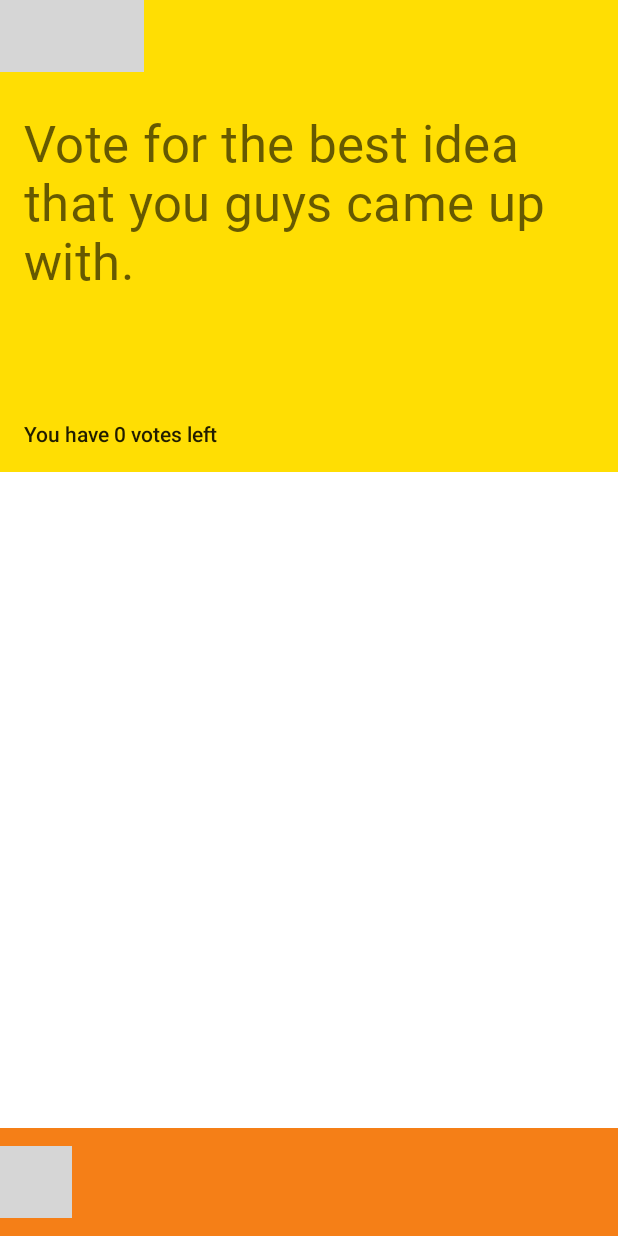
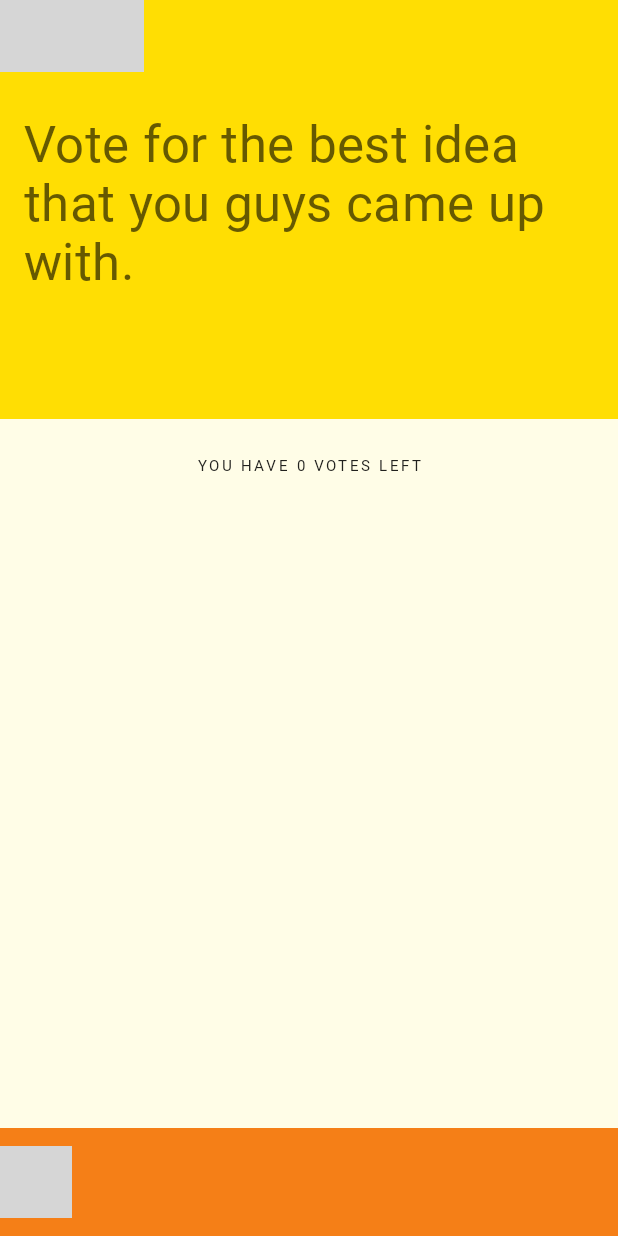
Before and after one commit to ilovenatto/dailybrainy, an Android app: the fragment VoteIdeaFrag placed in its activity, on a phone screen of 412 x 824 dp. Run offline under Robolectric (Android 15) with nearby library versions, the phone set to English and light mode, and no system bars; our stand-ins replace Dagger/Hilt's generated code, Firebase (no records; nobody signed in at launch, a user with empty details on screens opened directly), Timber, data binding; libraries missing offline, so code that uses them is left out: androidx.hilt.lifecycle; pictures from the network do not load; Roboto replaces fonts that are not available here; 5 statements that could not run were skipped; grey boxes are pictures that could not be loaded.

```diff
--- a/app/src/main/java/org/chenhome/dailybrainy/ui/Adapter.kt
+++ b/app/src/main/java/org/chenhome/dailybrainy/ui/Adapter.kt
@@ -98,7 +98,7 @@ internal class SketchAdapter(val sketchListener: SketchVHListener, val voteEnabl
         fun bind(sketch: Sketch) {
             binding.sketch = sketch
             binding.listener = sketchListener
-            binding.buttonVote.visibility = if (voteEnabled) View.VISIBLE else View.GONE
+            binding.votes.visibility = if (voteEnabled) View.VISIBLE else View.GONE
 
             // specially handle the image
             sketch.imgUri?.let {
--- a/app/src/main/res/layout/join_game_frag.xml
+++ b/app/src/main/res/layout/join_game_frag.xml
@@ -11,7 +11,7 @@
     </data>
 
     <androidx.coordinatorlayout.widget.CoordinatorLayout
-        android:background="@color/primaryColor50"
+        style="@style/Widget.Brainy.CardContainer"
         android:layout_width="match_parent"
         android:layout_height="match_parent">
 
--- a/app/src/main/res/layout/new_game_frag.xml
+++ b/app/src/main/res/layout/new_game_frag.xml
@@ -10,7 +10,7 @@
     </data>
 
     <androidx.coordinatorlayout.widget.CoordinatorLayout
-        android:background="@color/primaryColor50"
+        style="@style/Widget.Brainy.CardContainer"
         android:layout_width="match_parent"
         android:layout_height="match_parent">
 
--- a/app/src/main/res/layout/vote_idea_frag.xml
+++ b/app/src/main/res/layout/vote_idea_frag.xml
@@ -14,6 +14,7 @@
     </data>
 
     <androidx.coordinatorlayout.widget.CoordinatorLayout
+        style="@style/Widget.Brainy.CardContainer"
         android:layout_width="match_parent"
         android:layout_height="match_parent">
 
@@ -31,15 +32,15 @@
                 app:expandedTitleMarginBottom="@dimen/margin_large"
                 app:expandedTitleTextAppearance="@style/TextAppearance.Brainy.CollapsingToolbar.Transparent"
                 app:layout_scrollFlags="scroll|exitUntilCollapsed|snap"
-                app:title="@string/genidea"
-                app:statusBarScrim="?attr/colorPrimaryVariant">
+                app:statusBarScrim="?attr/colorPrimaryVariant"
+                app:title="@string/genidea">
 
 
                 <TextView
                     android:layout_width="wrap_content"
                     android:layout_height="wrap_content"
+                    android:layout_marginStart="@dimen/margin_medium"
                     android:layout_marginTop="@dimen/appbar_height_large"
-                    android:layout_marginStart="@dimen/margin_medium"
                     android:layout_marginEnd="@dimen/margin_medium"
                     android:text="@string/vote_idea"
                     android:textAppearance="@style/TextAppearance.Brainy.Headline4" />
@@ -70,46 +71,53 @@
                 <LinearLayout
                     android:layout_width="match_parent"
                     android:layout_height="wrap_content"
-                    android:padding="@dimen/margin_medium"
                     android:background="@color/primaryColor"
-                    android:orientation="vertical">
+                    android:orientation="vertical"
+                    android:padding="@dimen/margin_medium">
 
                     <TextView
                         android:layout_width="match_parent"
                         android:layout_height="wrap_content"
+                        android:text="@{vm.fullGame.challenge.hmw}"
                         android:textAppearance="@style/TextAppearance.Brainy.Headline6"
-                        tools:text="How might we lorem ipsum foo ba ipsum lroem lorem bheadline."
-                        android:text="@{vm.fullGame.challenge.hmw}" />
+                        tools:text="How might we lorem ipsum foo ba ipsum lroem lorem bheadline." />
+                </LinearLayout>
 
                 <TextView
-                        android:id="@+id/textVotes"
-                        android:layout_width="wrap_content"
+                    android:layout_width="match_parent"
                     android:layout_height="wrap_content"
-                        android:layout_marginTop="@dimen/margin_medium"
+                    android:layout_marginTop="@dimen/margin_large"
+                    android:gravity="center"
                     android:text='@{"You have " +Integer.toString(vm.vote.votesLeft) + " votes left"}'
-                        android:textAppearance="@style/TextAppearance.AppCompat.Body2"
+                    android:textAppearance="@style/TextAppearance.Brainy.Overline"
                     tools:text="You have 5 votes left" />
-                </LinearLayout>
 
 
+                <FrameLayout
+                    android:layout_width="match_parent"
+                    android:layout_height="match_parent"
+                    android:padding="@dimen/margin_small">
+
                     <androidx.recyclerview.widget.RecyclerView
-                    app:layout_behavior="@string/appbar_scrolling_view_behavior"
                         android:id="@+id/listIdeas"
                         android:layout_width="match_parent"
                         android:layout_height="match_parent"
+                        android:padding="@dimen/margin_small"
+                        android:layout_marginBottom="@dimen/sheet_height_collapsed"
                         app:layoutManager="androidx.recyclerview.widget.GridLayoutManager"
+                        app:layout_behavior="@string/appbar_scrolling_view_behavior"
                         app:spanCount="2"
                         tools:context=".ui.game.ViewGameFrag"
-                    android:layout_marginBottom="@dimen/sheet_height_collapsed"
                         tools:listitem="@layout/item_idea">
 
                     </androidx.recyclerview.widget.RecyclerView>
+                </FrameLayout>
             </LinearLayout>
         </androidx.core.widget.NestedScrollView>
 
         <include
-            layout="@layout/sheet_avatar"
-            android:id="@+id/avatars" />
+            android:id="@+id/avatars"
+            layout="@layout/sheet_avatar" />
 
 
     </androidx.coordinatorlayout.widget.CoordinatorLayout>
--- a/app/src/main/res/values/strings.xml
+++ b/app/src/main/res/values/strings.xml
@@ -10,7 +10,7 @@
     <string name="viewstoryboard">Review storyboard</string>
     <string name="avatar">Avatar</string>
     <string name="error_creategame">We weren\'t able to start the game. Try again a bit later.</string>
-    <string name="genidea_instruction">With your team, write down as many ideas as you can</string>
+    <string name="genidea_instruction">Generate as many ideas as you can</string>
     <string name="enter_your_name">Your name</string>
     <string name="vote_idea">Vote for the best idea that you guys came up with.</string>
     <string name="gen_sketch">Create sketches for the following ideas.</string>
@@ -45,4 +45,8 @@
     <string name="points">%1$d points</string>
     <string name="player_desc">%1$d ideas, %2$d sketches and %3$d story panels</string>
     <string name="i_don_t_see_any_previous_games_for_this_challenge">I don\'t see any previous games for this challenge.</string>
+    <string name="capture">Capture sketch</string>
+    <string name="most_popular_ideas">Most popular ideas</string>
+    <string name="your_team_s_ideas">Your team\'s ideas</string>
+    <string name="your_team_s_sketch">Your team\'s sketches</string>
 </resources>
--- a/app/src/main/res/values/styles_components.xml
+++ b/app/src/main/res/values/styles_components.xml
@@ -1,9 +1,15 @@
 <resources>
     <!-- Override Material component styles -->
+
+    <style name="Widget.Brainy.CardContainer" parent="">
+        <item name="android:background">@color/primaryColor50</item>
+    </style>
+
 
     <style name="Widget.Brainy.Button.TextButton" parent="Widget.MaterialComponents.Button.TextButton">
         <item name="android:textColor">@color/secondaryColor</item>
     </style>
+
 
     <style name="Widget.Brainy.Button" parent="Widget.MaterialComponents.Button">
         <item name="android:textColor">@color/secondaryTextColor</item>
```
Also changed, not shown: app/src/main/java/org/chenhome/dailybrainy/repo/game/DomainObject.kt (+7 -0 lines), app/src/main/java/org/chenhome/dailybrainy/ui/sketch/GenSketchFrag.kt (+24 -29 lines), app/src/main/res/layout/gen_idea_frag.xml (+17 -4 lines), app/src/main/res/layout/gen_sketch_frag.xml (+109 -55 lines), app/src/main/res/layout/item_sketch.xml (+32 -19 lines). Lines whose indentation alone changed are shown as unchanged.
